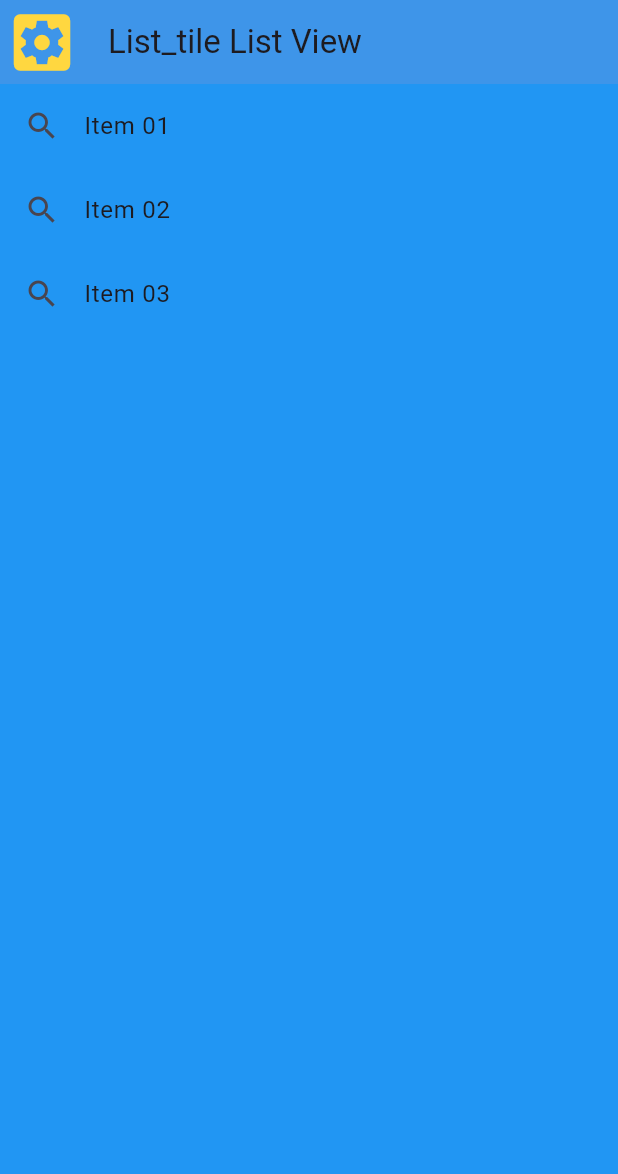
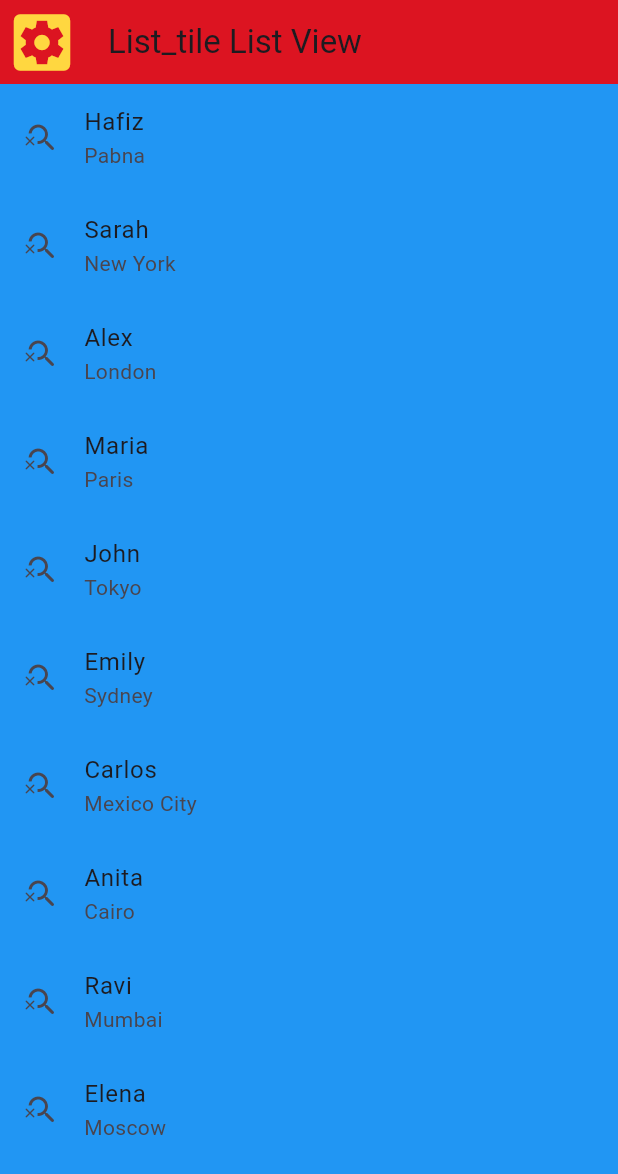
Before and after one commit to hafizurrahmanomar/flutter_practice_android_studio, a Flutter app: the screen it shows after launch, on a phone screen of 412 x 824 dp. Shown: the top 1174 px of the screen. Run offline on Flutter 3.47's test engine with Material 3 defaults, Android fonts, the phone set to English and light mode, and no system bars.

Commit message:
Update main.dart

```diff
--- a/listtile_listview/lib/main.dart
+++ b/listtile_listview/lib/main.dart
@@ -18,13 +18,24 @@ class MyApp extends StatelessWidget {
 class Home extends StatelessWidget {
   //#custom snakebar create
 
-  myCustomSnakebar(context, msg) {
-    return ScaffoldMessenger.of(context).showSnackBar(
-      SnackBar(
-        content: Text(msg),
-      ),
-    );
+  mySnakeBar(context, masseage) {
+    return ScaffoldMessenger.of(context)
+        .showSnackBar(SnackBar(content: Text(masseage)));
   }
+
+  //#custom jason data create
+  var MyItems = [
+    {'name': 'Hafiz', 'city': 'Pabna'},
+    {'name': 'Sarah', 'city': 'New York'},
+    {'name': 'Alex', 'city': 'London'},
+    {'name': 'Maria', 'city': 'Paris'},
+    {'name': 'John', 'city': 'Tokyo'},
+    {'name': 'Emily', 'city': 'Sydney'},
+    {'name': 'Carlos', 'city': 'Mexico City'},
+    {'name': 'Anita', 'city': 'Cairo'},
+    {'name': 'Ravi', 'city': 'Mumbai'},
+    {'name': 'Elena', 'city': 'Moscow'}
+  ];
 
   @override
   Widget build(BuildContext context) {
@@ -33,8 +44,8 @@ class Home extends StatelessWidget {
     return Scaffold(
       backgroundColor: Colors.blue,
       appBar: AppBar(
-        backgroundColor: Colors.white10,
-        elevation: 20,
+        backgroundColor: Color(0xf7f40606),
+        elevation: 10,
         leading: Icon(
           Icons.settings_applications_sharp,
           size: 50,
@@ -42,29 +53,56 @@ class Home extends StatelessWidget {
         ),
         title: Text('List_tile List View'),
       ),
-      body: ListView(children: [
-        ListTile(
-          leading: Icon(Icons.search),
-          title: Text('Item 01'),
-          onTap: () {
-            myCustomSnakebar(context, 'Item 01');
-          },
-        ),
-        ListTile(
-          leading: Icon(Icons.search),
-          title: Text('Item 02'),
-          onTap: () {
-            myCustomSnakebar(context, 'Item 02');
-          },
-        ),
-        ListTile(
-          leading: Icon(Icons.search),
-          title: Text('Item 03'),
-          onTap: () {
-            myCustomSnakebar(context, 'Item 02');
-          },
-        ),
-      ]),
+
+      //# dynamic listViewe start
+      body: ListView.builder(
+        itemCount: MyItems.length,
+        itemBuilder: (context, index) {
+          //# warp with (Inkweel or GestureDetector) widget
+          return GestureDetector(
+            child: ListTile(
+              leading: Icon(Icons.search_off_rounded),
+              title: Text(MyItems[index]['name']!),
+              subtitle: Text(MyItems[index]['city']!),
+              //# anonymous function=> no function Name here
+              onTap: () {
+                //mySnakeBar(context, MyItems[index]['age']);
+                mySnakeBar(
+                    context,
+                    "Age=" +
+                        MyItems[index]['age']! +
+                        "City=" +
+                        MyItems[index]['city']!);
+              },
+            ),
+          );
+        },
+      ),
+
+      //# Static listViewe start
+      // body: ListView(children: [
+      //   ListTile(
+      //     leading: Icon(Icons.search),
+      //     title: Text('Item 01'),
+      //     onTap: () {
+      //       mySnakeBar(context, 'Item 01');
+      //     },
+      //   ),
+      //   ListTile(
+      //     leading: Icon(Icons.search),
+      //     title: Text('Item 02'),
+      //     onTap: () {
+      //       mySnakeBar(context, 'Item 02');
+      //     },
+      //   ),
+      //   ListTile(
+      //     leading: Icon(Icons.search),
+      //     title: Text('Item 03'),
+      //     onTap: () {
+      //       mySnakeBar(context, 'Item 02');
+      //     },
+      //   ),
+      // ]),
     );
   }
 }
```
